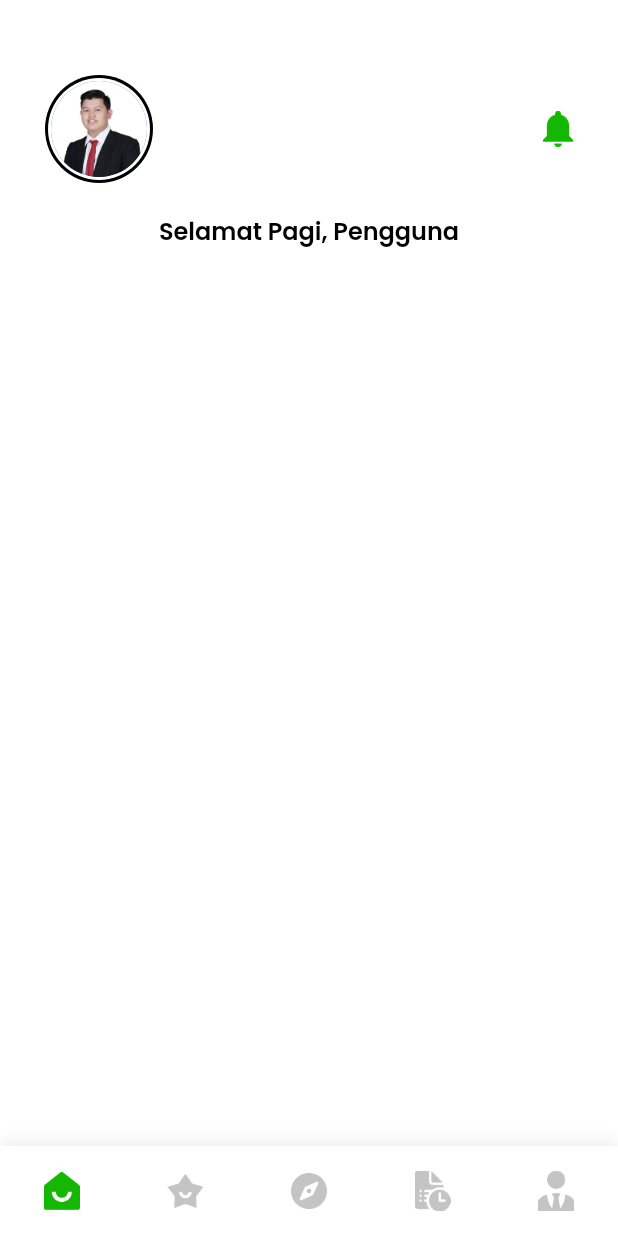
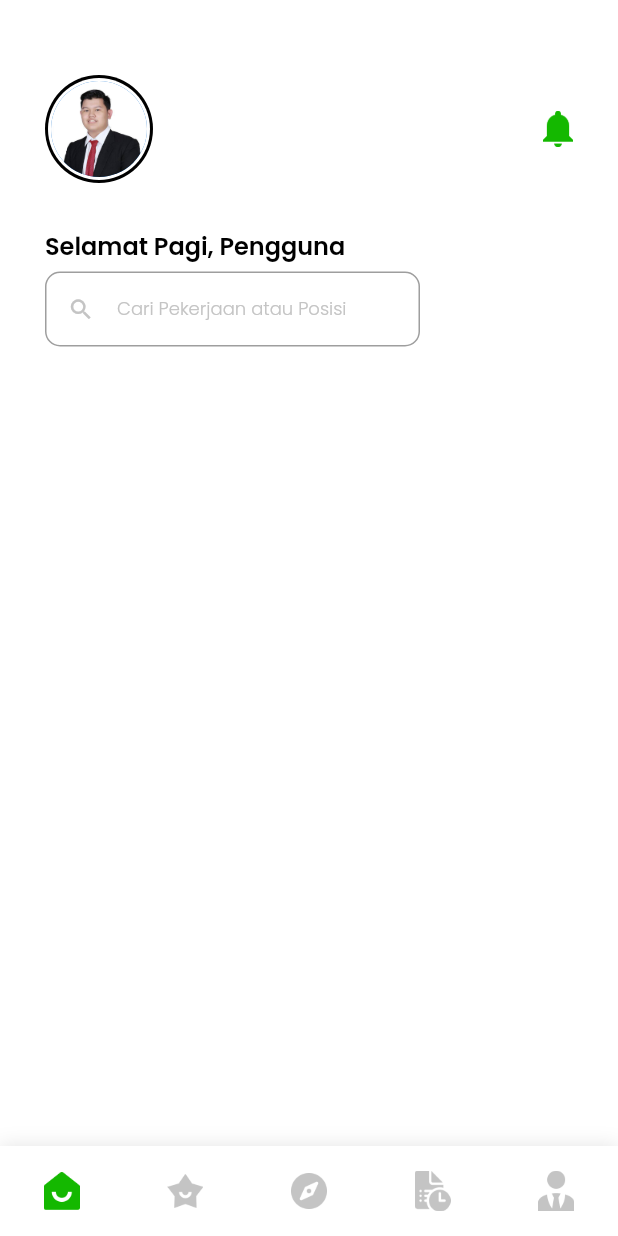
Before and after one commit to HarunNurahman/ghawe, a Flutter app: the SignInPage screen opened by its route, after a tap on "MASUK", on a phone screen of 412 x 824 dp. Run offline on Flutter 3.47's test engine with Material 2 defaults, Android fonts, the phone set to English and light mode, and no system bars; our stand-ins replace get, google_fonts, introduction_screen.

Commit message:
Slicing UI Home Page

```diff
--- a/lib/pages/home_page.dart
+++ b/lib/pages/home_page.dart
@@ -2,7 +2,9 @@ import 'package:flutter/material.dart';
 import 'package:ghawe/shared/style.dart';
 
 class HomePage extends StatelessWidget {
-  const HomePage({Key? key}) : super(key: key);
+  HomePage({Key? key}) : super(key: key);
+
+  final TextEditingController _searchController = TextEditingController();
 
   String greeting() {
     var hour = DateTime.now().hour;
@@ -46,14 +48,67 @@ class HomePage extends StatelessWidget {
       );
     }
 
+    Widget _body() {
       // greeting message widget
       Widget _greeting() {
         return Text(
           '${greeting()}, Pengguna',
+          overflow: TextOverflow.ellipsis,
+          maxLines: 1,
           style: blackTextStyle.copyWith(
             fontSize: 16,
             fontWeight: semiBold,
           ),
+        );
+      }
+
+      // search bar widget
+      Widget _searchBar() {
+        return Row(
+          children: [
+            Container(
+              width: 250,
+              height: 50,
+              child: TextFormField(
+                controller: _searchController,
+                style: blackTextStyle.copyWith(
+                  fontSize: 12,
+                  decoration: TextDecoration.none,
+                ),
+                decoration: InputDecoration(
+                  prefixIcon: Icon(
+                    Icons.search,
+                    color: kGray2Color,
+                  ),
+                  prefixIconColor: kGrayColor,
+                  isDense: true,
+                  hintText: 'Cari Pekerjaan atau Posisi',
+                  hintStyle: gray2TextStyle.copyWith(
+                    fontSize: 12,
+                    fontWeight: light,
+                  ),
+                  border: OutlineInputBorder(
+                    borderRadius: BorderRadius.circular(defaultRadius),
+                    borderSide: BorderSide(color: kPrimaryColor),
+                  ),
+                  focusedBorder: OutlineInputBorder(
+                    borderRadius: BorderRadius.circular(defaultRadius),
+                    borderSide: BorderSide(color: kPrimaryColor),
+                  ),
+                ),
+              ),
+            ),
+          ],
+        );
+      }
+
+      return Column(
+        crossAxisAlignment: CrossAxisAlignment.start,
+        children: [
+          _greeting(),
+          const SizedBox(height: 5),
+          _searchBar(),
+        ],
       );
     }
 
@@ -68,12 +123,15 @@ class HomePage extends StatelessWidget {
               top: defaultMargin + 20,
               bottom: defaultMargin,
             ),
+            child: Expanded(
               child: Column(
+                crossAxisAlignment: CrossAxisAlignment.start,
                 children: [
                   _header(),
-                SizedBox(height: defaultMargin - 10),
-                _greeting(),
+                  SizedBox(height: defaultMargin),
+                  _body(),
                 ],
+              ),
             ),
           ),
         ),
--- a/lib/pages/widgets/custom_button.dart
+++ b/lib/pages/widgets/custom_button.dart
@@ -2,7 +2,7 @@ import 'package:flutter/material.dart';
 import 'package:ghawe/shared/style.dart';
 
 class CustomButton extends StatelessWidget {
-  final String title;
+  final String? title;
   final Function() onPressed;
 
   const CustomButton({
@@ -16,7 +16,6 @@ class CustomButton extends StatelessWidget {
     return Container(
       width: double.infinity,
       height: 50,
-
       child: ElevatedButton(
         style: ElevatedButton.styleFrom(
           primary: kPrimaryColor,
@@ -26,7 +25,7 @@ class CustomButton extends StatelessWidget {
         ),
         onPressed: onPressed,
         child: Text(
-          title.toUpperCase(),
+          title!.toUpperCase(),
           style: whiteTextStyle.copyWith(
             fontSize: 16,
             fontWeight: semiBold,
--- a/lib/pages/widgets/custom_text_form_field.dart
+++ b/lib/pages/widgets/custom_text_form_field.dart
@@ -2,11 +2,11 @@ import 'package:flutter/material.dart';
 import 'package:ghawe/shared/style.dart';
 
 class CustomTextFormField extends StatelessWidget {
-  final String title;
-  final String hintText;
-  final bool obsecureText;
-  final TextEditingController controller;
-  final TextInputType inputType;
+  final String? title;
+  final String? hintText;
+  final bool? obsecureText;
+  final TextEditingController? controller;
+  final TextInputType? inputType;
 
   const CustomTextFormField({
     Key? key,
@@ -23,7 +23,7 @@ class CustomTextFormField extends StatelessWidget {
       crossAxisAlignment: CrossAxisAlignment.start,
       children: [
         Text(
-          title,
+          title!,
           style: blackTextStyle.copyWith(
             fontSize: 16,
             fontWeight: semiBold,
@@ -34,10 +34,13 @@ class CustomTextFormField extends StatelessWidget {
           controller: controller,
           autocorrect: false,
           enableSuggestions: false,
-          obscureText: obsecureText,
+          obscureText: obsecureText!,
           keyboardType: inputType,
           cursorColor: kPrimaryColor,
-          style: blackTextStyle.copyWith(fontSize: 12),
+          style: blackTextStyle.copyWith(
+            fontSize: 12,
+            decoration: TextDecoration.none,
+          ),
           decoration: InputDecoration(
             hintText: hintText,
             hintStyle: blackTextStyle.copyWith(
--- a/lib/shared/style.dart
+++ b/lib/shared/style.dart
@@ -5,6 +5,7 @@ Color kPrimaryColor = Color(0xFF14A800);
 Color kBlackColor = Color(0xFF000000);
 Color kWhiteColor = Color(0xFFFFFFFF);
 Color kGrayColor = Color(0xFFEEF2FC);
+Color kGray2Color = Color(0xFFC4C4C4);
 Color kGreenColor = Color(0xFF108F00);
 Color kTransparentColor = Colors.transparent;
 
@@ -12,6 +13,7 @@ TextStyle primaryTextStyle = GoogleFonts.poppins(color: kPrimaryColor);
 TextStyle blackTextStyle = GoogleFonts.poppins(color: kBlackColor);
 TextStyle whiteTextStyle = GoogleFonts.poppins(color: kWhiteColor);
 TextStyle grayTextStyle = GoogleFonts.poppins(color: kGrayColor);
+TextStyle gray2TextStyle = GoogleFonts.poppins(color: kGray2Color);
 
 double defaultMargin = 30.0;
 double defaultRadius = 10.0;
```
Lines whose indentation alone changed are shown as unchanged.
